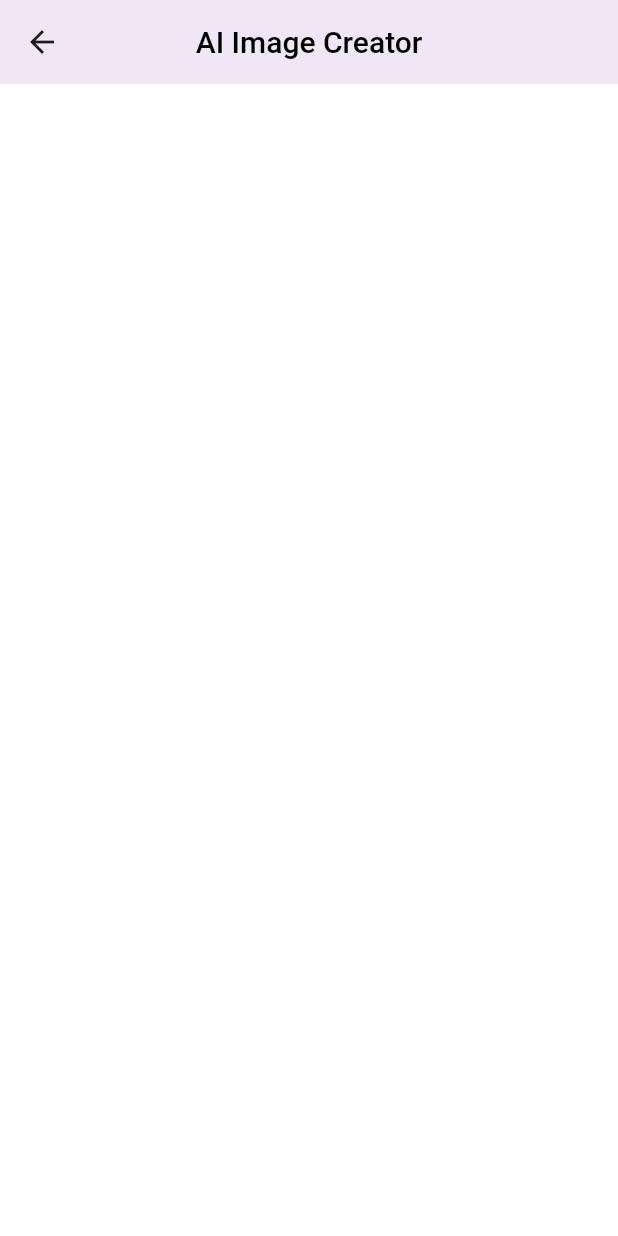
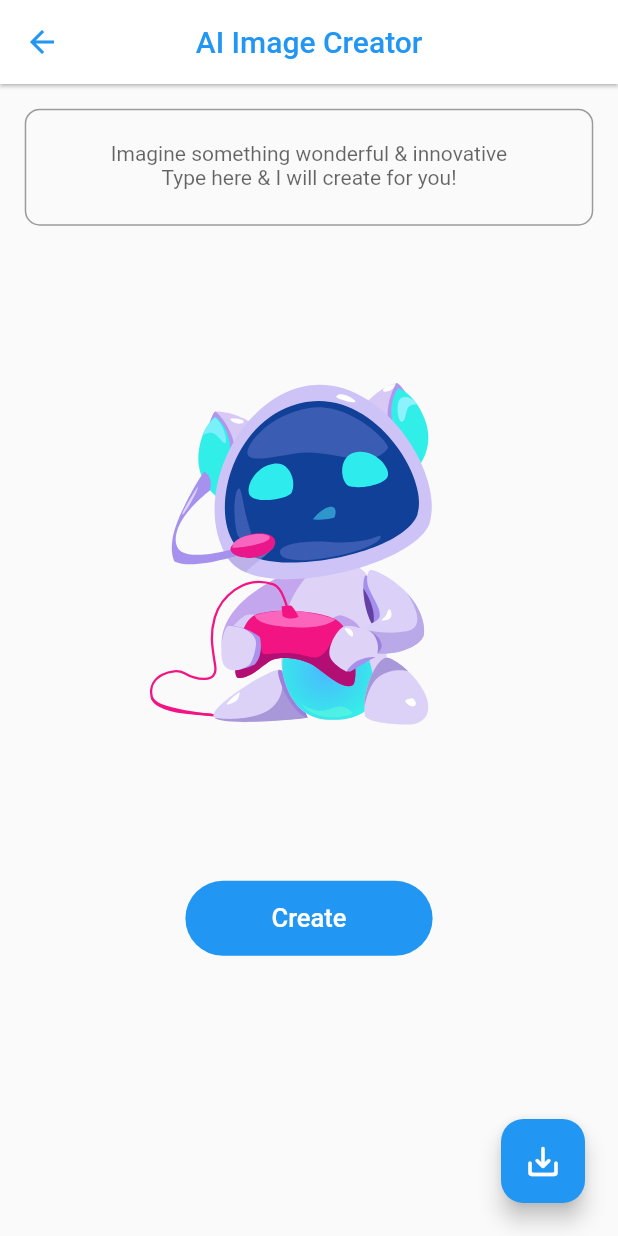
Before and after one commit to Pratham-Makwana/VisionAiBot, a Flutter app: the ImageFeature screen opened directly, on a phone screen of 412 x 824 dp. Run offline on Flutter 3.47's test engine with Material 3 defaults, Android fonts, the phone set to English and light mode, and no system bars; our stand-ins replace animated_text_kit, cached_network_image, flutter_animate, get, google_generative_ai, hive and 1 more; missing offline and left inert: dart_openai; accounts and stored records are empty; statements that could not run were skipped; project files that could hold a hidden picture were left out.

Commit message:
Custom Button & Image Generation

```diff
--- /dev/null
+++ b/lib/controller/image_controller.dart
@@ -0,0 +1,62 @@
+import 'package:ai_assistant/api/apis.dart';
+import 'package:ai_assistant/helper/apiKey.dart';
+import 'package:dart_openai/dart_openai.dart';
+import 'package:flutter/cupertino.dart';
+import 'package:get/get.dart';
+
+import '../helper/my_dialog.dart';
+
+enum Status { none, loading, complete }
+
+class ImageController extends GetxController {
+  static ImageController get instance => Get.find();
+
+  /// text controller for chatbot_feature screen  input field
+  final textController = TextEditingController();
+
+  final status = Status.none.obs;
+
+  final url = ''.obs;
+
+  final imageList = <String>[].obs;
+
+  /// for chatgpt api key
+  Future<void> createAIImage() async {
+    OpenAI.apiKey = apiKey;
+    if (textController.text.trim().isNotEmpty) {
+      status.value = Status.loading;
+      OpenAIImageModel image = await OpenAI.instance.image.create(
+        prompt: textController.text,
+        n: 1,
+        size: OpenAIImageSize.size512,
+        responseFormat: OpenAIImageResponseFormat.url,
+      );
+
+      url.value = image.data[0].url.toString();
+
+      textController.text = '';
+
+      status.value = Status.complete;
+    } else {
+      MyDialog.info('Provide some beautiful image description!');
+    }
+  }
+
+  Future<void> searchAiImage() async {
+    /// if prompt is not empty
+    if (textController.text.trim().isNotEmpty) {
+      status.value = Status.loading;
+      imageList.value = await APIs.searchAiImages(textController.text);
+
+      if (imageList.isEmpty) {
+        MyDialog.error('something went wrong (try again in sometime');
+        return;
+      }
+      url.value = imageList.first;
+      status.value = Status.complete;
+      textController.text = '';
+    } else {
+      MyDialog.info('Provide some beautiful image description!');
+    }
+  }
+}
--- a/lib/screen/feature/image_feature.dart
+++ b/lib/screen/feature/image_feature.dart
@@ -1,4 +1,11 @@
+import 'package:ai_assistant/controller/image_controller.dart';
+import 'package:ai_assistant/helper/global.dart';
+import 'package:ai_assistant/widget/custom_btn.dart';
+import 'package:ai_assistant/widget/custom_loading.dart';
+import 'package:cached_network_image/cached_network_image.dart';
 import 'package:flutter/material.dart';
+import 'package:get/get.dart';
+import 'package:lottie/lottie.dart';
 
 class ImageFeature extends StatefulWidget {
   const ImageFeature({super.key});
@@ -8,6 +15,8 @@ class ImageFeature extends StatefulWidget {
 }
 
 class _ImageFeatureState extends State<ImageFeature> {
+  final _controller = ImageController();
+
   @override
   Widget build(BuildContext context) {
     return Scaffold(
@@ -15,10 +24,99 @@ class _ImageFeatureState extends State<ImageFeature> {
       appBar: AppBar(
         title: const Text('AI Image Creator'),
       ),
+
+      floatingActionButton: Padding(
+          padding: const EdgeInsets.only(right: 6, bottom: 6),
+          child: FloatingActionButton(
+            onPressed: () {},
+            shape: const RoundedRectangleBorder(
+              borderRadius: BorderRadius.all(Radius.circular(15))
+            ),
+            child: const Icon(
+              Icons.save_alt_rounded,
+              size: 26,
+            ),
+          )),
+
       /// body
       body: ListView(
-        children: [],
+        physics: const BouncingScrollPhysics(),
+        padding: EdgeInsets.only(
+            top: mq.height * .02,
+            bottom: mq.height * .1,
+            left: mq.width * .04,
+            right: mq.width * .04),
+        children: [
+          /// text field
+          TextFormField(
+            controller: _controller.textController,
+            textAlign: TextAlign.center,
+            minLines: 2,
+            maxLines: null,
+            onTapOutside: (e) => FocusScope.of(context).unfocus(),
+            decoration: const InputDecoration(
+                hintText:
+                    'Imagine something wonderful & innovative\nType here & I will create for you!',
+                hintStyle: TextStyle(fontSize: 14),
+                border: OutlineInputBorder(
+                    borderRadius: BorderRadius.all(Radius.circular(10)))),
+          ),
+
+          /// ai image
+          Container(
+              height: mq.height * .5,
+              margin: EdgeInsets.symmetric(vertical: mq.height * .015),
+              alignment: Alignment.center,
+              child: Obx(() => _aiImage())),
+
+          Obx(
+            () => _controller.imageList.isEmpty
+                ? const SizedBox()
+                : SingleChildScrollView(
+                    scrollDirection: Axis.horizontal,
+                    physics: const BouncingScrollPhysics(),
+                    padding: EdgeInsets.only(bottom: mq.height * .03),
+                    child: Wrap(
+                        spacing: 10,
+                        children: _controller.imageList
+                            .map((e) => InkWell(
+                                  onTap: () {
+                                    _controller.url.value = e;
+                                  },
+                                  child: ClipRRect(
+                                    borderRadius: const BorderRadius.all(
+                                        Radius.circular(8)),
+                                    child: CachedNetworkImage(
+                                      imageUrl: e,
+                                      height: 100,
+                                      errorWidget: (context, url, error) =>
+                                          const SizedBox(),
+                                    ),
+                                  ),
+                                ))
+                            .toList()),
+                  ),
+          ),
+
+          /// Create Button
+          // CustomBtn(text: 'Create', onTap: _controller.createAIImage),
+          CustomBtn(onTap: _controller.searchAiImage, text: 'Create'),
+        ],
       ),
     );
   }
+
+  Widget _aiImage() => ClipRRect(
+        borderRadius: const BorderRadius.all(Radius.circular(10)),
+        child: switch (_controller.status.value) {
+          Status.none =>
+            Lottie.asset('assets/lottie/ai_play.json', height: mq.height * .3),
+          Status.complete => CachedNetworkImage(
+              imageUrl: _controller.url.value,
+              placeholder: (context, url) => const CustomLoading(),
+              errorWidget: (context, url, error) => const SizedBox(),
+            ),
+          Status.loading => const CustomLoading()
+        },
+      );
 }
--- /dev/null
+++ b/lib/widget/custom_btn.dart
@@ -0,0 +1,27 @@
+import 'package:flutter/material.dart';
+import '../helper/global.dart';
+
+class CustomBtn extends StatelessWidget {
+  final String text;
+  final VoidCallback onTap;
+
+  const CustomBtn({super.key, required this.text, required this.onTap});
+
+  @override
+  Widget build(BuildContext context) {
+    return Align(
+      child: ElevatedButton(
+          style: ElevatedButton.styleFrom(
+              minimumSize: Size(mq.width * .4, 50),
+              backgroundColor: Colors.blue,
+              shape: const StadiumBorder(),
+              elevation: 0),
+          onPressed: onTap,
+          child: Text(
+            text,
+            style: const TextStyle(
+                color: Colors.white, fontSize: 17, fontWeight: FontWeight.w500),
+          )),
+    );
+  }
+}
--- a/lib/widget/home_card.dart
+++ b/lib/widget/home_card.dart
@@ -14,6 +14,7 @@ class HomeCard extends StatelessWidget {
   Widget build(BuildContext context) {
     Animate.restartOnHotReload = true;
     return Card(
+        color: Colors.blue.withOpacity(.3),
         shape: const RoundedRectangleBorder(
             borderRadius: BorderRadius.all(Radius.circular(20))),
         elevation: 1,
@@ -40,6 +41,7 @@ class HomeCard extends StatelessWidget {
                       style: const TextStyle(
                           letterSpacing: 1,
                           fontSize: 18,
+
                           fontWeight: FontWeight.w500),
                     ),
 
```
Also changed, not shown: lib/api/apis.dart (+19 -1 lines), lib/helper/my_dialog.dart (added, +30 -0 lines), lib/main.dart (+8 -5 lines), lib/screen/onboarding_screen.dart (+5 -16 lines), pubspec.yaml (+6 -4 lines), pubspec.lock.
